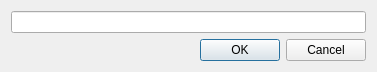
Above: src/dontpanik/kpart/core/ui/keditprojectdialog.ui from frankHa/dontpanic before the change. Below: the same form after it.
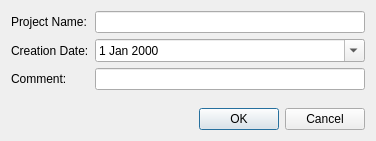
That is the form after the change.

Commit message: -extended KEditProjectDialog

```diff
--- a/src/dontpanik/kpart/core/ui/keditprojectdialog.ui
+++ b/src/dontpanik/kpart/core/ui/keditprojectdialog.ui
@@ -6,8 +6,8 @@
    <rect>
     <x>0</x>
     <y>0</y>
-    <width>377</width>
-    <height>69</height>
+    <width>376</width>
+    <height>141</height>
    </rect>
   </property>
   <property name="windowTitle">
@@ -15,7 +15,55 @@
   </property>
   <layout class="QVBoxLayout" name="verticalLayout">
    <item>
-    <widget class="QLineEdit" name="project_name"/>
+    <layout class="QFormLayout" name="formLayout">
+     <item row="0" column="0">
+      <widget class="QLabel" name="label">
+       <property name="text">
+        <string>Project Name:</string>
+       </property>
+      </widget>
+     </item>
+     <item row="0" column="1">
+      <widget class="QLineEdit" name="project_name"/>
+     </item>
+     <item row="1" column="0">
+      <widget class="QLabel" name="label_2">
+       <property name="text">
+        <string>Creation Date:</string>
+       </property>
+      </widget>
+     </item>
+     <item row="1" column="1">
+      <widget class="QDateEdit" name="creation_date">
+       <property name="calendarPopup">
+        <bool>true</bool>
+       </property>
+      </widget>
+     </item>
+     <item row="2" column="0">
+      <widget class="QLabel" name="label_3">
+       <property name="text">
+        <string>Comment:</string>
+       </property>
+      </widget>
+     </item>
+     <item row="2" column="1">
+      <widget class="QLineEdit" name="comment"/>
+     </item>
+    </layout>
+   </item>
+   <item>
+    <spacer name="verticalSpacer">
+     <property name="orientation">
+      <enum>Qt::Vertical</enum>
+     </property>
+     <property name="sizeHint" stdset="0">
+      <size>
+       <width>20</width>
+       <height>2</height>
+      </size>
+     </property>
+    </spacer>
    </item>
    <item>
     <widget class="QDialogButtonBox" name="buttonBox">
```
The commit also changes 4 other files.
